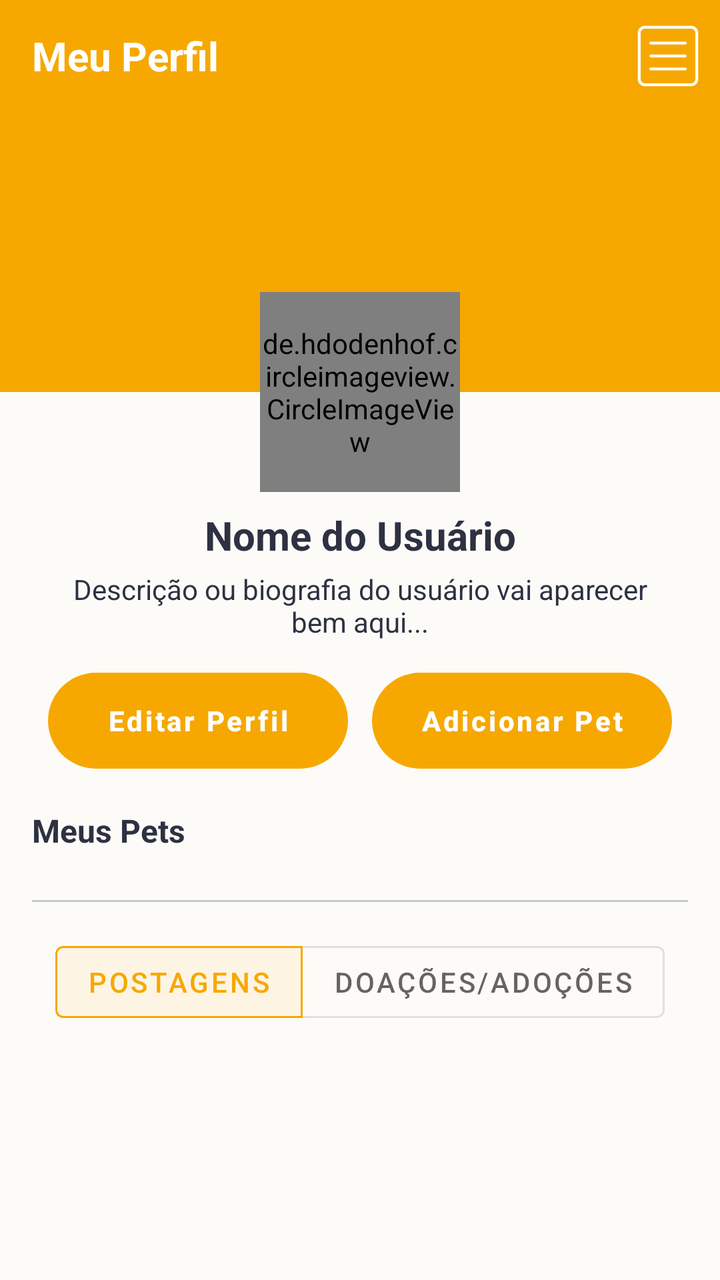
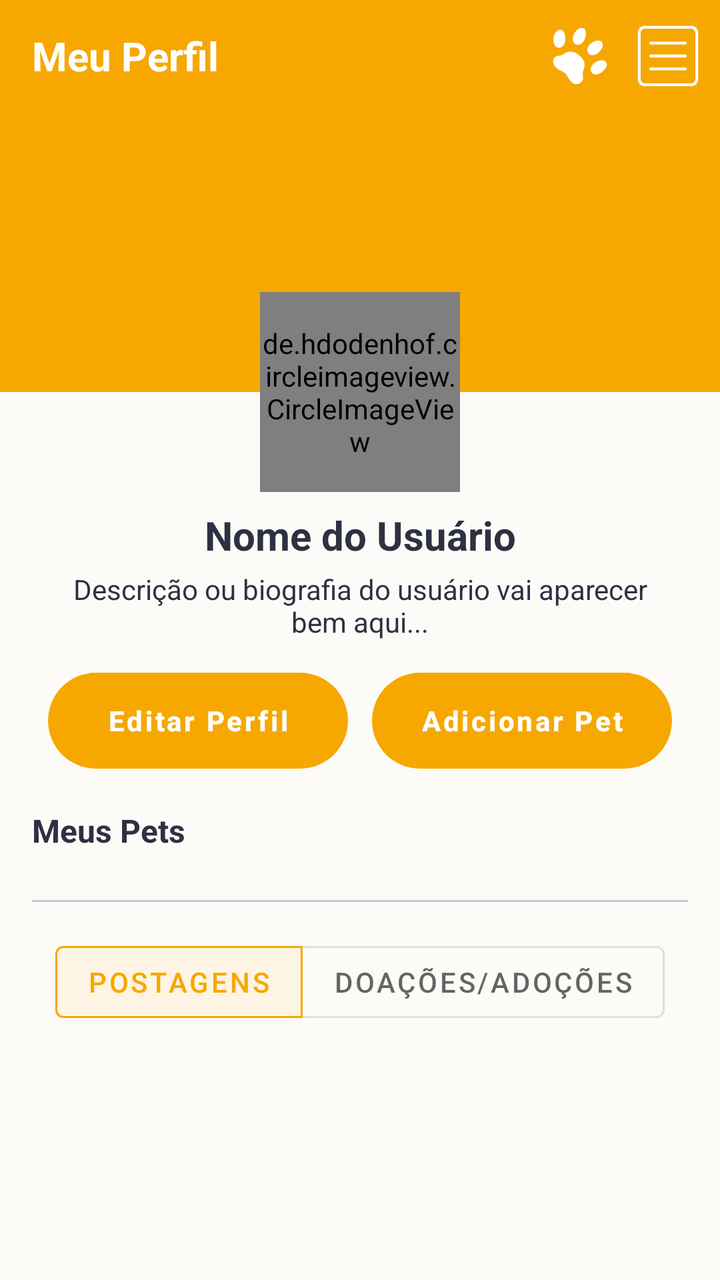

An Android layout rendered at two revisions. The XML below is the earlier revision; the diff shows what the commit changed to produce the second picture.
<!-- AndroidManifest.xml: application theme AppTheme -->
<!-- res/layout/fragment_perfil_usuario.xml -->
<?xml version="1.0" encoding="utf-8"?>
<androidx.constraintlayout.widget.ConstraintLayout xmlns:android="http://schemas.android.com/apk/res/android"
    xmlns:app="http://schemas.android.com/apk/res-auto"
    xmlns:tools="http://schemas.android.com/tools"
    android:layout_width="match_parent"
    android:layout_height="match_parent"
    android:background="@color/colorBackground"
    tools:context=".fragment.PerfilUsuarioFragment">

    
    <androidx.appcompat.widget.Toolbar
        android:id="@+id/toolbarPerfil"
        android:layout_width="match_parent"
        android:layout_height="?attr/actionBarSize"
        android:background="@color/colorPrimary"
        app:layout_constraintTop_toTopOf="parent">

        <TextView
            android:layout_width="wrap_content"
            android:layout_height="wrap_content"
            android:text="Meu Perfil"
            android:textColor="@color/branco"
            android:textSize="20sp"
            android:textStyle="bold"
            android:layout_gravity="start" />

        <ImageButton
            android:id="@+id/btnMenuConfiguracoes"
            android:layout_width="36dp"
            android:layout_height="36dp"
            android:layout_gravity="end"
            android:layout_marginEnd="8dp"
            android:background="?attr/selectableItemBackgroundBorderless"
            android:contentDescription="Menu de Configurações"
            android:src="@drawable/ic_menu"
            app:tint="@color/branco" />
    </androidx.appcompat.widget.Toolbar>

    
    <ImageView
        android:id="@+id/imageCapaPerfil"
        android:layout_width="match_parent"
        android:layout_height="140dp"
        android:background="@color/colorPrimary"
        android:scaleType="centerCrop"
        app:layout_constraintTop_toBottomOf="@+id/toolbarPerfil" />

    
    <de.hdodenhof.circleimageview.CircleImageView
        android:id="@+id/imagePerfilUsuario"
        android:layout_width="100dp"
        android:layout_height="100dp"
        android:layout_marginTop="90dp"
        android:src="@drawable/ic_avatar_pet"
        app:civ_border_color="#FFFFFF"
        app:civ_border_width="3dp"
        app:layout_constraintEnd_toEndOf="parent"
        app:layout_constraintStart_toStartOf="parent"
        app:layout_constraintTop_toTopOf="@+id/imageCapaPerfil" />

    
    <TextView
        android:id="@+id/textNomePerfil"
        android:layout_width="wrap_content"
        android:layout_height="wrap_content"
        android:layout_marginTop="8dp"
        android:text="Nome do Usuário"
        android:textColor="@color/colorTextPrimary"
        android:textSize="20sp"
        android:textStyle="bold"
        app:layout_constraintEnd_toEndOf="parent"
        app:layout_constraintStart_toStartOf="parent"
        app:layout_constraintTop_toBottomOf="@+id/imagePerfilUsuario" />

    

    
    <TextView
        android:id="@+id/textBioPerfil"
        android:layout_width="0dp"
        android:layout_height="wrap_content"
        android:layout_marginStart="24dp"
        android:layout_marginTop="4dp"
        android:layout_marginEnd="24dp"
        android:text="Descrição ou biografia do usuário vai aparecer bem aqui..."
        android:textAlignment="center"
        android:textColor="@color/colorTextPrimary"
        android:textSize="14sp"
        app:layout_constraintEnd_toEndOf="parent"
        app:layout_constraintHorizontal_bias="0.0"
        app:layout_constraintStart_toStartOf="parent"
        app:layout_constraintTop_toBottomOf="@+id/textNomePerfil" />

    <LinearLayout
        android:id="@+id/layoutBotoesAcao"
        android:layout_width="match_parent"
        android:layout_height="wrap_content"
        android:layout_marginStart="24dp"
        android:layout_marginTop="16dp"
        android:layout_marginEnd="24dp"
        android:orientation="horizontal"
        app:layout_constraintEnd_toEndOf="parent"
        app:layout_constraintStart_toStartOf="parent"
        app:layout_constraintTop_toBottomOf="@+id/textBioPerfil">

        <com.google.android.material.button.MaterialButton
            android:id="@+id/btnEditarPerfil"
            android:layout_width="0dp"
            android:layout_height="48dp"
            android:layout_marginEnd="6dp"
            android:layout_weight="1"
            android:insetTop="0dp"
            android:insetBottom="0dp"
            android:text="Editar Perfil"
            android:textAllCaps="false"
            android:textColor="@color/branco"
            android:textStyle="bold"
            app:backgroundTint="@color/colorPrimary"
            app:cornerRadius="24dp" />

        <com.google.android.material.button.MaterialButton
            android:id="@+id/btnAdicionarPet"
            android:layout_width="0dp"
            android:layout_height="48dp"
            android:layout_marginStart="6dp"
            android:layout_weight="1"
            android:insetTop="0dp"
            android:insetBottom="0dp"
            android:text="Adicionar Pet"
            android:textAllCaps="false"
            android:textColor="@color/branco"
            android:textStyle="bold"
            app:backgroundTint="@color/colorPrimary"
            app:cornerRadius="24dp" />
    </LinearLayout>

    
    <TextView
        android:id="@+id/tituloPets"
        android:layout_width="wrap_content"
        android:layout_height="wrap_content"
        android:layout_marginStart="16dp"
        android:layout_marginTop="20dp"
        android:text="Meus Pets"
        android:textColor="@color/colorTextPrimary"
        android:textSize="16sp"
        android:textStyle="bold"
        app:layout_constraintStart_toStartOf="parent"
        app:layout_constraintTop_toBottomOf="@+id/layoutBotoesAcao" />

    
    <androidx.recyclerview.widget.RecyclerView
        android:id="@+id/recyclerPetsCarrossel"
        android:layout_width="match_parent"
        android:layout_height="wrap_content"
        android:layout_marginTop="8dp"
        android:clipToPadding="false"
        android:orientation="horizontal"
        android:paddingStart="16dp"
        android:paddingEnd="16dp"
        app:layoutManager="androidx.recyclerview.widget.LinearLayoutManager"
        app:layout_constraintTop_toBottomOf="@+id/tituloPets"
        tools:itemCount="1" />

    
    <View
        android:id="@+id/linhaDivisoria"
        android:layout_width="match_parent"
        android:layout_height="1dp"
        android:layout_marginStart="16dp"
        android:layout_marginTop="16dp"
        android:layout_marginEnd="16dp"
        android:background="@color/colorDivider"
        app:layout_constraintTop_toBottomOf="@+id/recyclerPetsCarrossel" />

    
    <com.google.android.material.button.MaterialButtonToggleGroup
        android:id="@+id/toggleGroupFeed"
        android:layout_width="wrap_content"
        android:layout_height="wrap_content"
        android:layout_marginTop="16dp"
        app:singleSelection="true"
        app:selectionRequired="true"
        app:checkedButton="@+id/btnAbaPostagens"
        app:layout_constraintEnd_toEndOf="parent"
        app:layout_constraintStart_toStartOf="parent"
        app:layout_constraintTop_toBottomOf="@+id/linhaDivisoria">

        <com.google.android.material.button.MaterialButton
            android:id="@+id/btnAbaPostagens"
            style="?attr/materialButtonOutlinedStyle"
            android:layout_width="wrap_content"
            android:layout_height="wrap_content"
            android:text="Postagens" />

        <com.google.android.material.button.MaterialButton
            android:id="@+id/btnAbaDoacoes"
            style="?attr/materialButtonOutlinedStyle"
            android:layout_width="wrap_content"
            android:layout_height="wrap_content"
            android:text="Doações/Adoções" />
    </com.google.android.material.button.MaterialButtonToggleGroup>

    
    <androidx.recyclerview.widget.RecyclerView
        android:id="@+id/recyclerFeedUsuario"
        android:layout_width="match_parent"
        android:layout_height="0dp"
        android:layout_marginTop="8dp"
        android:paddingBottom="100dp"
        android:clipToPadding="false"
        app:layoutManager="androidx.recyclerview.widget.GridLayoutManager"
        app:spanCount="3"
        app:layout_constraintBottom_toBottomOf="parent"
        app:layout_constraintTop_toBottomOf="@+id/toggleGroupFeed"
        tools:itemCount="6" />

</androidx.constraintlayout.widget.ConstraintLayout>
<!-- resources referenced by this layout -->
<resources>
  <color name="branco">#FFFFFF</color>
  <color name="colorBackground">#FDFBF7</color>
  <color name="colorDivider">#C5CBD3</color>
  <color name="colorPrimary">#F6A800</color>
  <color name="colorTextPrimary">#2D3142</color>
  <!-- drawable ic_avatar_pet: vector/xml drawable (drawable, 3993 chars, omitted) -->
  <!-- drawable ic_menu (drawable) -->
  <vector xmlns:android="http://schemas.android.com/apk/res/android"
      android:width="36dp"
      android:height="36dp"
      android:viewportWidth="50"
      android:viewportHeight="50">
    <path
        android:fillColor="#FF000000"
        android:pathData="M9,4C6.255,4 4,6.255 4,9L4,41C4,43.745 6.255,46 9,46L41,46C43.745,46 46,43.745 46,41L46,9C46,6.255 43.745,4 41,4L9,4zM9,6L41,6C42.655,6 44,7.345 44,9L44,41C44,42.655 42.655,44 41,44L9,44C7.345,44 6,42.655 6,41L6,9C6,7.345 7.345,6 9,6zM13,15A1,1 0,1 0,13 17L37,17A1,1 0,1 0,37 15L13,15zM13,24A1,1 0,1 0,13 26L37,26A1,1 0,1 0,37 24L13,24zM13,33A1,1 0,1 0,13 35L37,35A1,1 0,1 0,37 33L13,33z"/>
  </vector>
  <style name="AppTheme" parent="Theme.MaterialComponents.DayNight.NoActionBar">
          
          <item name="colorPrimary">@color/colorPrimary</item>
          <item name="colorPrimaryDark">@color/colorPrimaryDark</item>
          <item name="colorAccent">@color/colorAccent</item>
  
          
          <item name="textInputStyle">@style/Widget.MaterialComponents.TextInputLayout.OutlinedBox</item>
  
          
          <item name="materialButtonStyle">@style/BotaoAmigoPet</item>
      </style>
  <color name="colorPrimaryDark">#C26710</color>
  <color name="colorAccent">#F9C74F</color>
  <style name="BotaoAmigoPet" parent="Widget.MaterialComponents.Button">
          <item name="cornerRadius">28dp</item>
          
          <item name="android:stateListAnimator">@animator/btn_press</item>
      </style>
</resources>

<!-- the commit's change to res/layout/fragment_perfil_usuario.xml (unified diff, before → after) -->
@@ -33,6 +33,18 @@
             android:background="?attr/selectableItemBackgroundBorderless"
             android:contentDescription="Menu de Configurações"
             android:src="@drawable/ic_menu"
+            app:tint="@color/branco" />
+
+        <ImageButton
+            android:id="@+id/btnMeusFavoritos"
+            android:layout_width="36dp"
+            android:layout_height="36dp"
+            android:layout_gravity="end"
+            android:layout_marginEnd="8dp"
+            android:padding="0dp"
+            android:scaleType="fitCenter"
+            android:background="?attr/selectableItemBackgroundBorderless"
+            android:src="@drawable/ic_favority"
             app:tint="@color/branco" />
     </androidx.appcompat.widget.Toolbar>
 
<!-- resource entries referenced after the edit -->
@@ -6,6 +6,16 @@
   <color name="colorPrimary">#F6A800</color>
   <color name="colorTextPrimary">#2D3142</color>
   <!-- drawable ic_avatar_pet: vector/xml drawable (drawable, 3993 chars, omitted) -->
+  <!-- drawable ic_favority (drawable) -->
+  <vector xmlns:android="http://schemas.android.com/apk/res/android"
+      android:width="64dp"
+      android:height="64dp"
+      android:viewportWidth="64"
+      android:viewportHeight="64">
+    <path
+        android:fillColor="#FFFFFF"
+        android:pathData="M8.128,36.996c0.102,-6.032 5.782,-4.779 7.832,-5.927 2.646,-1.482 4.555,-3.12 8.15,-2.964 4.869,0.212 9.246,4.986 10.796,7.515 2.011,3.281 1.062,7.287 -0.106,9.526 -1.27,2.434 1.376,6.986 -1.164,9.526C32.467,55.841 31.114,57 28.344,57c-4.975,0 -7.515,-7.832 -9.42,-9.632C17.019,45.569 8.022,43.24 8.128,36.996zM13.453,24.689c3.67,-0.034 5.647,-4.493 5.523,-7.854 -0.147,-3.972 -1.328,-8.314 -4.892,-8.182s-5.828,5.111 -5.794,8.782C8.323,21.106 9.988,24.721 13.453,24.689zM28.581,21.78c3.4,1.231 6.758,-2.206 7.798,-5.351 1.23,-3.717 1.633,-8.131 -1.703,-9.235s-7.137,2.714 -8.368,6.114C25.077,16.708 25.371,20.618 28.581,21.78zM39.681,29.821c2.343,2.754 6.449,1.163 8.912,-1.053 2.911,-2.619 4.979,-6.721 2.628,-9.333s-7.075,-0.712 -9.829,1.631S37.469,27.221 39.681,29.821zM42.381,46.801c2.326,2.768 6.953,1.476 9.43,-0.725 2.927,-2.601 5.487,-6.219 3.152,-8.846 -2.334,-2.627 -7.537,-1.226 -10.305,1.1C41.89,40.656 40.185,44.188 42.381,46.801z"/>
+  </vector>
   <!-- drawable ic_menu (drawable) -->
   <vector xmlns:android="http://schemas.android.com/apk/res/android"
       android:width="36dp"
